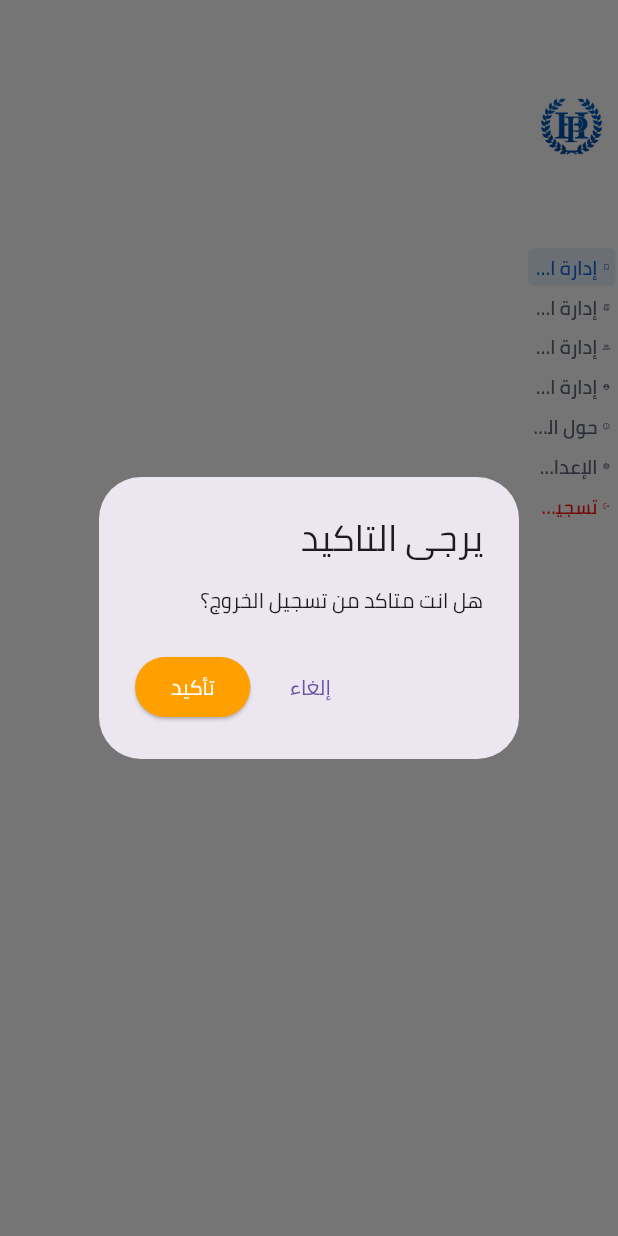
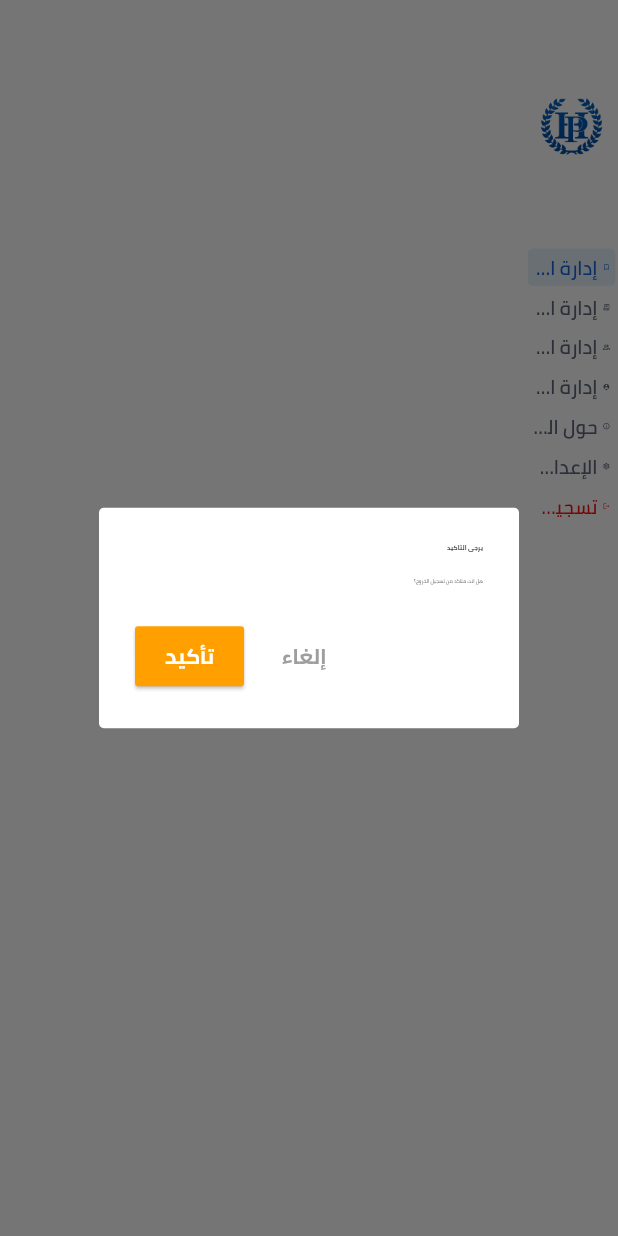
Before and after one commit to mohameddsalah60/palace_hotel, a Flutter app: the MainView screen opened by its route, after a tap on "تسجيل خروج", on a phone screen of 412 x 824 dp. Run offline on Flutter 3.47's test engine with Material 3 defaults, Android fonts, the phone set to English and light mode, and no system bars; our stand-ins replace cloud_firestore, dartz, date_field, firebase_auth, firebase_core, flutter_bloc and 6 more; accounts and stored records are empty; statements that could not run were skipped.

Commit message:
fix: Add missing type annotation for title parameter and enhance alert dialog styling

```diff
--- a/lib/core/widgets/custom_alert_dialog.dart
+++ b/lib/core/widgets/custom_alert_dialog.dart
@@ -1,9 +1,10 @@
 import 'package:flutter/material.dart';
+import 'package:flutter_screenutil/flutter_screenutil.dart';
 
 void customAlertDialog(
   BuildContext context,
   String text,
-  title,
+  String title,
   Color color,
   VoidCallback? onPressed,
 ) {
@@ -11,17 +12,45 @@ void customAlertDialog(
     context: context,
     builder:
         (context) => AlertDialog(
-          title: Text(title),
-          content: Text(text),
+          backgroundColor: Colors.white,
+          shape: RoundedRectangleBorder(
+            borderRadius: BorderRadius.circular(15.r),
+          ),
+          title: Text(
+            title,
+            style: TextStyle(fontWeight: FontWeight.bold, fontSize: 20.sp),
+          ),
+          content: Text(text, style: TextStyle(fontSize: 16.sp)),
           actions: [
             TextButton(
-              child: const Text('إلغاء'),
+              child: const Text(
+                'إلغاء',
+                style: TextStyle(
+                  color: Colors.grey,
+                  fontWeight: FontWeight.bold,
+                ),
+              ),
               onPressed: () => Navigator.of(context).pop(),
             ),
             ElevatedButton(
-              style: ElevatedButton.styleFrom(backgroundColor: color),
+              style: ElevatedButton.styleFrom(
+                backgroundColor: color,
+                shape: RoundedRectangleBorder(
+                  borderRadius: BorderRadius.circular(10.r),
+                ),
+                padding: const EdgeInsets.symmetric(
+                  horizontal: 20,
+                  vertical: 10,
+                ),
+              ),
               onPressed: onPressed,
-              child: const Text('تأكيد', style: TextStyle(color: Colors.white)),
+              child: const Text(
+                'تأكيد',
+                style: TextStyle(
+                  color: Colors.white,
+                  fontWeight: FontWeight.bold,
+                ),
+              ),
             ),
           ],
         ),
```
